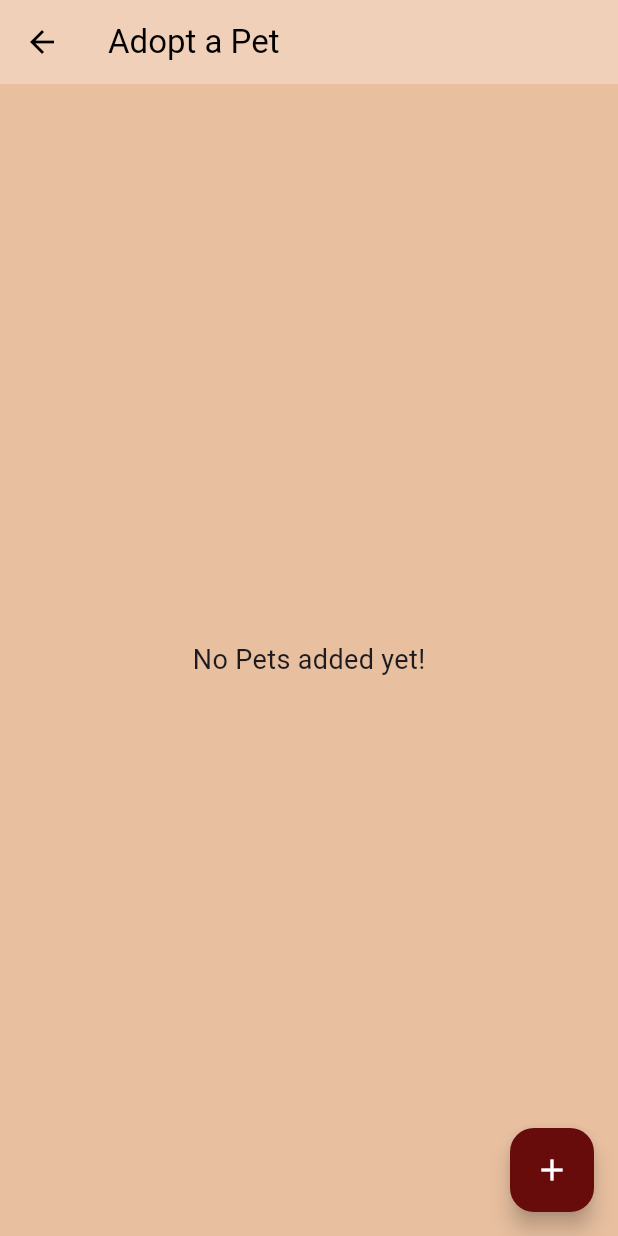
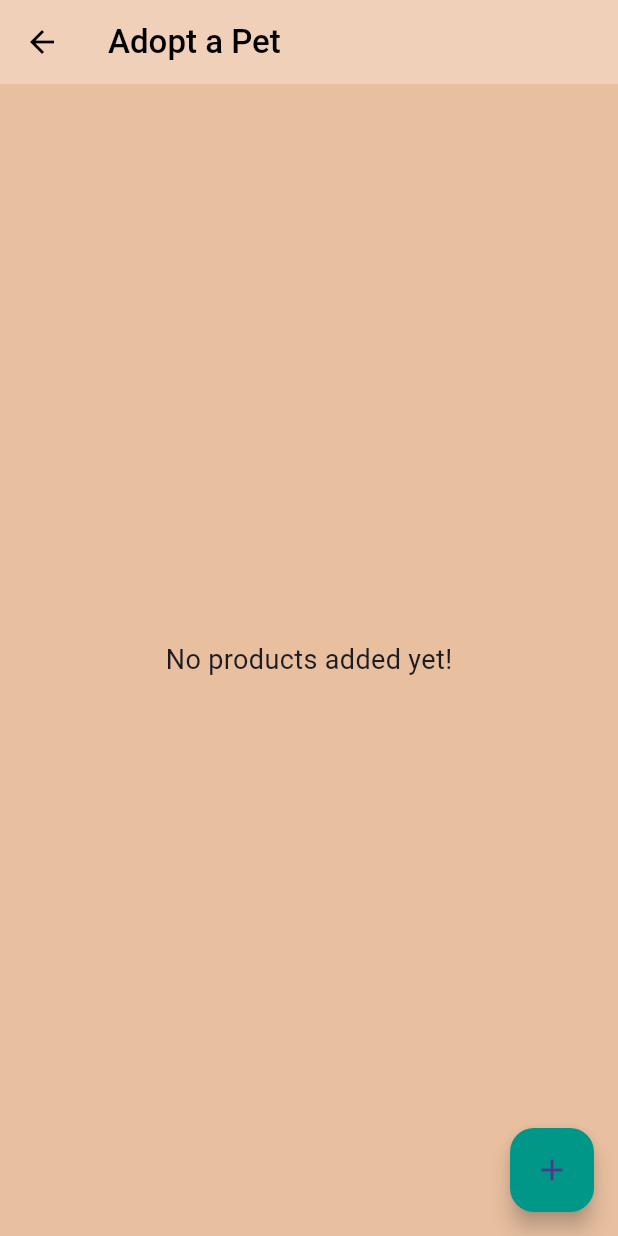
Before and after one commit to mariamalaa76/PetsApp, a Flutter app: the AdoptPet screen opened directly, on a phone screen of 412 x 824 dp. Run offline on Flutter 3.47's test engine with Material 3 defaults, Android fonts, the phone set to English and light mode, and no system bars; our stand-ins replace flutter_bloc, hexcolor, image_picker.

```diff
--- a/lib/main.dart
+++ b/lib/main.dart
@@ -1,6 +1,7 @@
 import 'package:flutter/material.dart';
 import 'package:hexcolor/hexcolor.dart';
 import 'layout/home_layout/home.dart';
+import 'modules/adopt_pet/adopt_pet.dart';
 import 'modules/category/category.dart';
 import 'modules/login/login.dart';
 
@@ -9,8 +10,13 @@ import 'modules/login/login.dart';
 }
 //mostafa
 class MyApp extends StatelessWidget {
+
+
+
   const MyApp({super.key});
   @override
+
+
   Widget build(BuildContext context) {
     return MaterialApp(
       debugShowCheckedModeBanner: false,
--- a/lib/modules/adopt_pet/adopt_pet.dart
+++ b/lib/modules/adopt_pet/adopt_pet.dart
@@ -11,14 +11,18 @@ class AdoptPet extends StatefulWidget {
 }
 
 class _AdoptPetState extends State<AdoptPet> {
-  final List<Map<String, dynamic>> _pets = [];
   final TextEditingController _nameController = TextEditingController();
   final TextEditingController _ageController = TextEditingController();
   final TextEditingController _quantityController = TextEditingController();
   File? _image;
 
-  void _showAddProductSheet() {
+  final List<Map<String, dynamic>> _products = [];
+  final List<Map<String, dynamic>> _pets = [];
+  final TextEditingController _priceController = TextEditingController();
+  void _showAddProductSheet()
+  {
     showModalBottomSheet(
+      backgroundColor: HexColor('#F0D0B8'),
       context: context,
       isScrollControlled: true,
       builder: (context) => Padding(
@@ -104,22 +108,29 @@ class _AdoptPetState extends State<AdoptPet> {
   }
 
 
+
   @override
   Widget build(BuildContext context) {
     return Scaffold(
       appBar: AppBar(
-       title:  Text('Adopt a Pet', style: TextStyle(color: Colors.black)),
+        title: Text(
+          'Adopt a Pet',
+          style: TextStyle(
+              color: Colors.black,
+              fontWeight: FontWeight.w500),
+        ),
         backgroundColor: HexColor('#F0D0B8'),
-        iconTheme:  IconThemeData(color: Colors.black),
+        iconTheme: IconThemeData(color: Colors.black),
       ),
-      body: _pets.isEmpty
+      body: _products.isEmpty
           ? const Center(
-        child: Text('No Pets added yet!', style: TextStyle(fontSize: 18)),
+        child: Text('No products added yet!',
+            style: TextStyle(fontSize: 18)),
       )
           : ListView.builder(
-        itemCount: _pets.length,
+        itemCount: _products.length,
         itemBuilder: (context, index) {
-          final product = _pets[index];
+          final product = _products[index];
           return Card(
             margin: const EdgeInsets.all(8.0),
             child: ListTile(
@@ -128,18 +139,26 @@ class _AdoptPetState extends State<AdoptPet> {
                 'Price: ${product['price']} \nQuantity: ${product['quantity']}',
               ),
               isThreeLine: true,
-              leading: product['image'] != null
-                  ? Image.file(product['image'])
-                  : null,
             ),
           );
         },
       ),
       floatingActionButton: FloatingActionButton(
         onPressed: _showAddProductSheet,
-        backgroundColor: HexColor('#670b0b'),
-        child: const Icon(Icons.add,color: Colors.white,),
+        backgroundColor: Colors.teal,
+        child: const Icon(Icons.add),
       ),
     );
+
+    /*
+      floatingActionButton: FloatingActionButton(
+        onPressed: _showAddProductSheet,
+        backgroundColor: HexColor('#670b0b'),
+        child: Icon(
+          Icons.add,
+          color: HexColor('#F0D0B8'),),
+      ),
+      */
+
   }
 }
--- a/pubspec.yaml
+++ b/pubspec.yaml
@@ -36,6 +36,7 @@ dependencies:
   hexcolor: ^3.0.1
 
 
+
   # The following adds the Cupertino Icons font to your application.
   # Use with the CupertinoIcons class for iOS style icons.
   cupertino_icons: ^1.0.8
@@ -56,6 +57,8 @@ dev_dependencies:
 
 # The following section is specific to Flutter packages.
 flutter:
+  assets:
+    - assets/images/
 
   # The following line ensures that the Material Icons font is
   # included with your application, so that you can use the icons in
```
Also changed, not shown: lib/modules/products/product.dart (+66 -35 lines), lib/shared/components/components.dart (+60 -1 lines).
